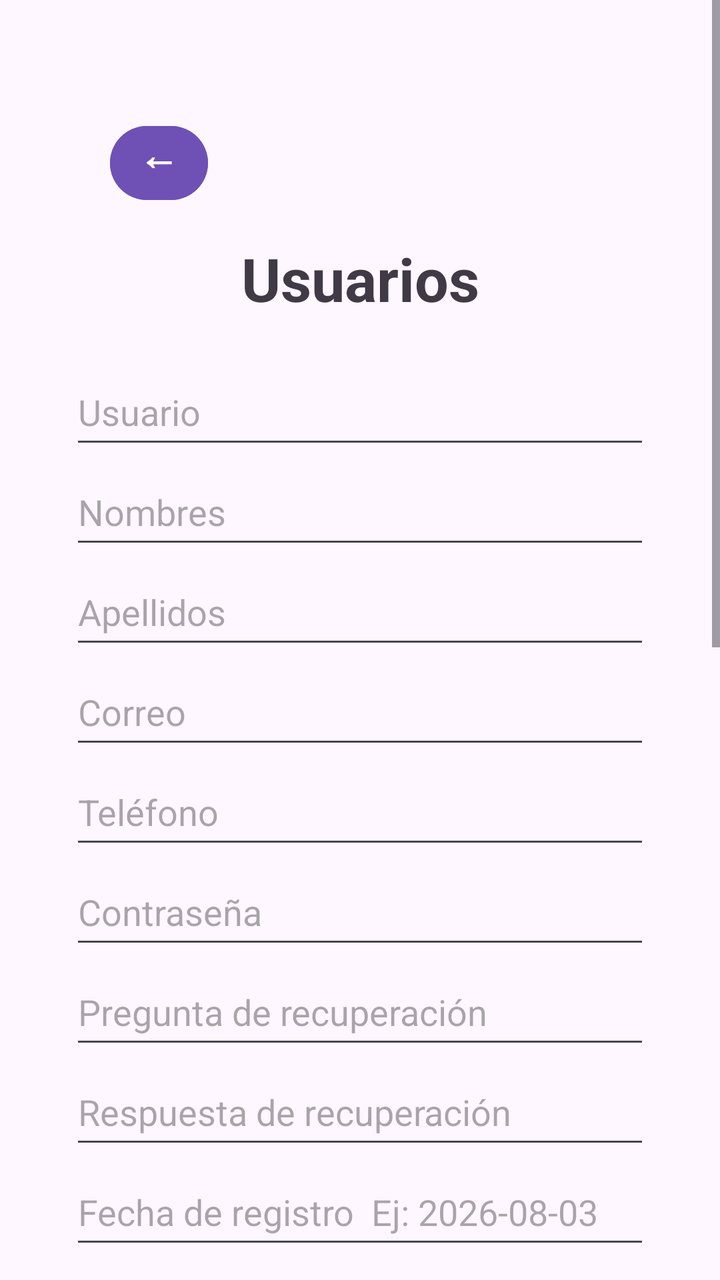
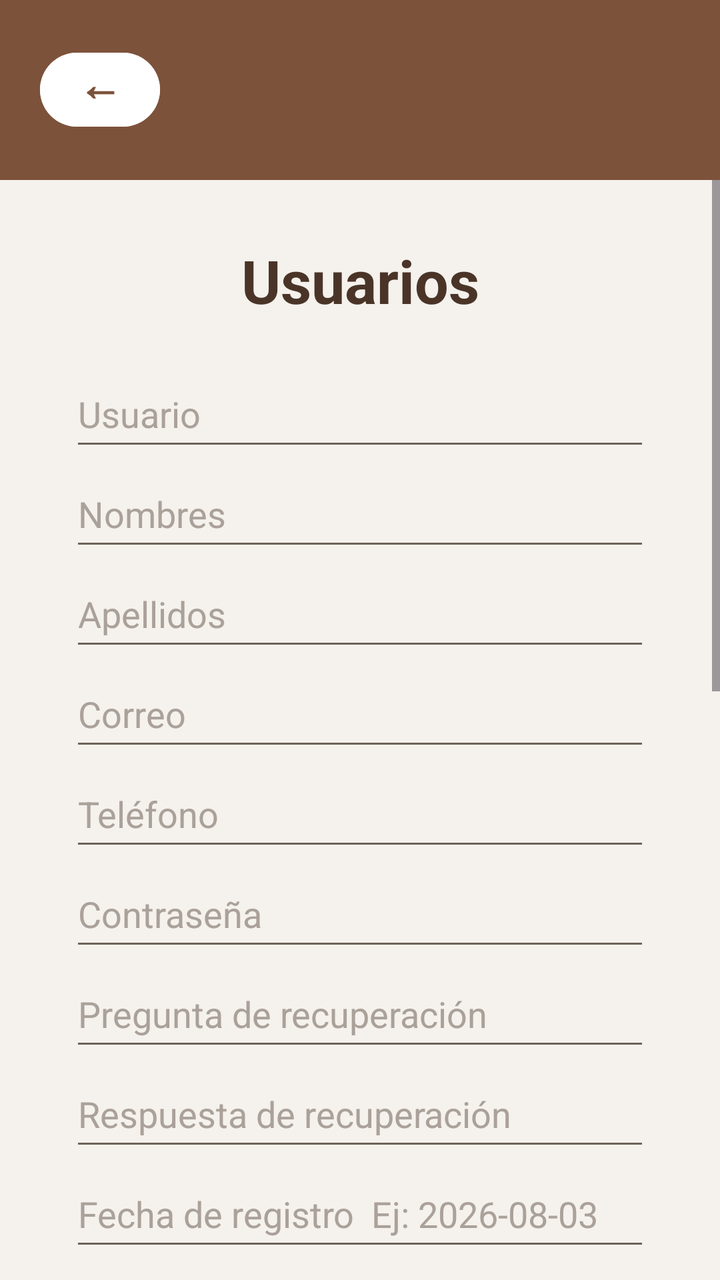

The first picture is an Android layout as it rendered before a commit; the second is the same layout after the commit. The layout source and the unified diff follow.
<!-- AndroidManifest.xml: application theme Theme.BibliotecaGrupo3 -->
<!-- res/layout/activity_usuarios.xml -->
<?xml version="1.0" encoding="utf-8"?>
<androidx.constraintlayout.widget.ConstraintLayout xmlns:android="http://schemas.android.com/apk/res/android"
    xmlns:app="http://schemas.android.com/apk/res-auto"
    xmlns:tools="http://schemas.android.com/tools"
    android:id="@+id/main"
    android:layout_width="match_parent"
    android:layout_height="match_parent"
    android:background="#FFF7FF"
    tools:context=".UsuariosActivity">

    <ScrollView
        android:layout_width="0dp"
        android:layout_height="0dp"
        android:fillViewport="true"
        app:layout_constraintBottom_toBottomOf="parent"
        app:layout_constraintEnd_toEndOf="parent"
        app:layout_constraintStart_toStartOf="parent"
        app:layout_constraintTop_toTopOf="parent">

        <LinearLayout
            android:layout_width="match_parent"
            android:layout_height="wrap_content"
            android:orientation="vertical"
            android:paddingStart="35dp"
            android:paddingTop="35dp"
            android:paddingEnd="35dp"
            android:paddingBottom="35dp">

            <Button
                android:id="@+id/btnRegresar"
                android:layout_width="49dp"
                android:layout_height="45dp"
                android:layout_marginStart="20dp"
                android:layout_marginTop="24dp"
                android:backgroundTint="#6F50B5"
                android:includeFontPadding="false"
                android:minWidth="0dp"
                android:minHeight="0dp"
                android:onClick="regresar"
                android:paddingStart="0dp"
                android:paddingTop="0dp"
                android:paddingEnd="0dp"
                android:paddingBottom="8dp"
                android:text="←"
                android:textAllCaps="false"
                android:textColor="#FFFFFF"
                android:textSize="20sp"
                android:textStyle="bold"
                app:layout_constraintStart_toStartOf="parent"
                app:layout_constraintTop_toTopOf="parent" />

            <TextView
                android:id="@+id/txtTituloUsuarios"
                android:layout_width="match_parent"
                android:layout_height="wrap_content"
                android:layout_marginTop="15dp"
                android:gravity="center"
                android:text="Usuarios"
                android:textColor="#3F3A46"
                android:textSize="30sp"
                android:textStyle="bold" />

            <EditText
                android:id="@+id/txtUsuario"
                android:layout_width="match_parent"
                android:layout_height="50dp"
                android:layout_marginTop="20dp"
                android:hint="Usuario"
                android:inputType="text" />

            <EditText
                android:id="@+id/txtNombresUsuario"
                android:layout_width="match_parent"
                android:layout_height="50dp"
                android:hint="Nombres"
                android:inputType="text" />

            <EditText
                android:id="@+id/txtApellidosUsuario"
                android:layout_width="match_parent"
                android:layout_height="50dp"
                android:hint="Apellidos"
                android:inputType="text" />

            <EditText
                android:id="@+id/txtCorreoUsuario"
                android:layout_width="match_parent"
                android:layout_height="50dp"
                android:hint="Correo"
                android:inputType="textEmailAddress" />

            <EditText
                android:id="@+id/txtTelefonoUsuario"
                android:layout_width="match_parent"
                android:layout_height="50dp"
                android:hint="Teléfono"
                android:inputType="phone" />

            <EditText
                android:id="@+id/txtPasswordUsuario"
                android:layout_width="match_parent"
                android:layout_height="50dp"
                android:hint="Contraseña"
                android:inputType="textPassword" />

            <EditText
                android:id="@+id/txtPreguntaUsuario"
                android:layout_width="match_parent"
                android:layout_height="50dp"
                android:hint="Pregunta de recuperación"
                android:inputType="text" />

            <EditText
                android:id="@+id/txtRespuestaUsuario"
                android:layout_width="match_parent"
                android:layout_height="50dp"
                android:hint="Respuesta de recuperación"
                android:inputType="text" />

            <EditText
                android:id="@+id/txtFechaRegistroUsuario"
                android:layout_width="match_parent"
                android:layout_height="50dp"
                android:hint="Fecha de registro  Ej: 2026-08-03"
                android:inputType="date" />

            <Spinner
                android:id="@+id/spRolUsuario"
                android:layout_width="match_parent"
                android:layout_height="50dp" />

            <Spinner
                android:id="@+id/spEstadoUsuario"
                android:layout_width="match_parent"
                android:layout_height="50dp" />

            <LinearLayout
                android:layout_width="match_parent"
                android:layout_height="wrap_content"
                android:layout_marginTop="20dp"
                android:orientation="horizontal">

                <Button
                    android:id="@+id/btnGuardarUsuario"
                    android:layout_width="0dp"
                    android:layout_height="55dp"
                    android:layout_marginEnd="8dp"
                    android:layout_weight="1"
                    android:backgroundTint="#6F50B5"
                    android:onClick="guardarUsuario"
                    android:text="Guardar"
                    android:textAllCaps="false"
                    android:textColor="#FFFFFF"
                    android:textStyle="bold" />

                <Button
                    android:id="@+id/btnActualizarUsuario"
                    android:layout_width="0dp"
                    android:layout_height="55dp"
                    android:layout_marginStart="8dp"
                    android:layout_weight="1"
                    android:backgroundTint="#6F50B5"
                    android:onClick="actualizarUsuario"
                    android:text="Actualizar"
                    android:textAllCaps="false"
                    android:textColor="#FFFFFF"
                    android:textStyle="bold" />
            </LinearLayout>

            <LinearLayout
                android:layout_width="match_parent"
                android:layout_height="wrap_content"
                android:layout_marginTop="12dp"
                android:orientation="horizontal">

                <Button
                    android:id="@+id/btnLimpiar"
                    android:layout_width="0dp"
                    android:layout_height="50dp"
                    android:layout_marginEnd="8dp"
                    android:layout_weight="1"
                    android:backgroundTint="#8D77CC"
                    android:onClick="limpiarCampos"
                    android:text="Limpiar"
                    android:textAllCaps="false"
                    android:textColor="#FFFFFF"
                    android:textStyle="bold" />

                <Button
                    android:id="@+id/btnDesactivarUsuario"
                    android:layout_width="0dp"
                    android:layout_height="50dp"
                    android:layout_marginStart="8dp"
                    android:layout_weight="1"
                    android:backgroundTint="#8D77CC"
                    android:onClick="desactivarUsuario"
                    android:text="Desactivar"
                    android:textAllCaps="false"
                    android:textColor="#FFFFFF"
                    android:textStyle="bold" />
            </LinearLayout>

            <TextView
                android:id="@+id/txtListaTitulo"
                android:layout_width="match_parent"
                android:layout_height="wrap_content"
                android:layout_marginTop="25dp"
                android:gravity="center"
                android:text="Lista de usuarios"
                android:textColor="#3F3A46"
                android:textSize="20sp"
                android:textStyle="bold" />

            <ListView
                android:id="@+id/listaUsuarios"
                android:layout_width="match_parent"
                android:layout_height="300dp"
                android:layout_marginTop="12dp"
                android:background="#EEE7FA" />

        </LinearLayout>
    </ScrollView>

</androidx.constraintlayout.widget.ConstraintLayout>
<!-- resources referenced by this layout -->
<resources>
  <style name="Theme.BibliotecaGrupo3" parent="Base.Theme.BibliotecaGrupo3" />
  <style name="Base.Theme.BibliotecaGrupo3" parent="Theme.Material3.DayNight.NoActionBar">
          
          
      </style>
</resources>

<!-- the commit's change to res/layout/activity_usuarios.xml (unified diff, before → after) -->
@@ -5,8 +5,43 @@
     android:id="@+id/main"
     android:layout_width="match_parent"
     android:layout_height="match_parent"
-    android:background="#FFF7FF"
+    android:background="#F5F1EC"
     tools:context=".UsuariosActivity">
+
+    <LinearLayout
+        android:id="@+id/topBar"
+        android:layout_width="0dp"
+        android:layout_height="90dp"
+        android:background="#7D523B"
+        android:gravity="center_vertical"
+        android:orientation="horizontal"
+        android:paddingStart="20dp"
+        android:paddingEnd="20dp"
+        app:layout_constraintEnd_toEndOf="parent"
+        app:layout_constraintStart_toStartOf="parent"
+        app:layout_constraintTop_toTopOf="parent">
+
+        <Button
+            android:id="@+id/btnRegresar"
+            android:layout_width="60dp"
+            android:layout_height="45dp"
+            android:backgroundTint="#FFFFFF"
+            android:includeFontPadding="false"
+            android:minWidth="0dp"
+            android:minHeight="0dp"
+            android:onClick="regresar"
+            android:paddingStart="0dp"
+            android:paddingTop="0dp"
+            android:paddingEnd="0dp"
+            android:paddingBottom="6dp"
+            android:text="←"
+            android:textAllCaps="false"
+            android:textColor="#7D523B"
+            android:textSize="22sp"
+            android:textStyle="bold"
+            app:cornerRadius="24dp" />
+
+    </LinearLayout>
 
     <ScrollView
         android:layout_width="0dp"
@@ -15,48 +50,24 @@
         app:layout_constraintBottom_toBottomOf="parent"
         app:layout_constraintEnd_toEndOf="parent"
         app:layout_constraintStart_toStartOf="parent"
-        app:layout_constraintTop_toTopOf="parent">
+        app:layout_constraintTop_toBottomOf="@+id/topBar">
 
         <LinearLayout
             android:layout_width="match_parent"
             android:layout_height="wrap_content"
             android:orientation="vertical"
             android:paddingStart="35dp"
-            android:paddingTop="35dp"
+            android:paddingTop="30dp"
             android:paddingEnd="35dp"
             android:paddingBottom="35dp">
 
-            <Button
-                android:id="@+id/btnRegresar"
-                android:layout_width="49dp"
-                android:layout_height="45dp"
-                android:layout_marginStart="20dp"
-                android:layout_marginTop="24dp"
-                android:backgroundTint="#6F50B5"
-                android:includeFontPadding="false"
-                android:minWidth="0dp"
-                android:minHeight="0dp"
-                android:onClick="regresar"
-                android:paddingStart="0dp"
-                android:paddingTop="0dp"
-                android:paddingEnd="0dp"
-                android:paddingBottom="8dp"
-                android:text="←"
-                android:textAllCaps="false"
-                android:textColor="#FFFFFF"
-                android:textSize="20sp"
-                android:textStyle="bold"
-                app:layout_constraintStart_toStartOf="parent"
-                app:layout_constraintTop_toTopOf="parent" />
-
             <TextView
                 android:id="@+id/txtTituloUsuarios"
                 android:layout_width="match_parent"
                 android:layout_height="wrap_content"
-                android:layout_marginTop="15dp"
                 android:gravity="center"
                 android:text="Usuarios"
-                android:textColor="#3F3A46"
+                android:textColor="#4A3428"
                 android:textSize="30sp"
                 android:textStyle="bold" />
 
@@ -65,79 +76,108 @@
                 android:layout_width="match_parent"
                 android:layout_height="50dp"
                 android:layout_marginTop="20dp"
+                android:backgroundTint="#6E6259"
                 android:hint="Usuario"
-                android:inputType="text" />
+                android:inputType="text"
+                android:textColor="#4A3428"
+                android:textColorHint="#AAA19A" />
 
             <EditText
                 android:id="@+id/txtNombresUsuario"
                 android:layout_width="match_parent"
                 android:layout_height="50dp"
+                android:backgroundTint="#6E6259"
                 android:hint="Nombres"
-                android:inputType="text" />
+                android:inputType="text"
+                android:textColor="#4A3428"
+                android:textColorHint="#AAA19A" />
 
             <EditText
                 android:id="@+id/txtApellidosUsuario"
                 android:layout_width="match_parent"
                 android:layout_height="50dp"
+                android:backgroundTint="#6E6259"
                 android:hint="Apellidos"
-                android:inputType="text" />
+                android:inputType="text"
+                android:textColor="#4A3428"
+                android:textColorHint="#AAA19A" />
 
             <EditText
                 android:id="@+id/txtCorreoUsuario"
                 android:layout_width="match_parent"
                 android:layout_height="50dp"
+                android:backgroundTint="#6E6259"
                 android:hint="Correo"
-                android:inputType="textEmailAddress" />
+                android:inputType="textEmailAddress"
+                android:textColor="#4A3428"
+                android:textColorHint="#AAA19A" />
 
             <EditText
                 android:id="@+id/txtTelefonoUsuario"
                 android:layout_width="match_parent"
                 android:layout_height="50dp"
+                android:backgroundTint="#6E6259"
                 android:hint="Teléfono"
-                android:inputType="phone" />
+                android:inputType="phone"
+                android:textColor="#4A3428"
+                android:textColorHint="#AAA19A" />
 
             <EditText
                 android:id="@+id/txtPasswordUsuario"
                 android:layout_width="match_parent"
                 android:layout_height="50dp"
+                android:backgroundTint="#6E6259"
                 android:hint="Contraseña"
-                android:inputType="textPassword" />
+                android:inputType="textPassword"
+                android:textColor="#4A3428"
+                android:textColorHint="#AAA19A" />
 
             <EditText
                 android:id="@+id/txtPreguntaUsuario"
                 android:layout_width="match_parent"
                 android:layout_height="50dp"
+                android:backgroundTint="#6E6259"
                 android:hint="Pregunta de recuperación"
-                android:inputType="text" />
+                android:inputType="text"
+                android:textColor="#4A3428"
+                android:textColorHint="#AAA19A" />
 
             <EditText
                 android:id="@+id/txtRespuestaUsuario"
                 android:layout_width="match_parent"
                 android:layout_height="50dp"
+                android:backgroundTint="#6E6259"
                 android:hint="Respuesta de recuperación"
-                android:inputType="text" />
+                android:inputType="text"
+                android:textColor="#4A3428"
+                android:textColorHint="#AAA19A" />
 
             <EditText
                 android:id="@+id/txtFechaRegistroUsuario"
                 android:layout_width="match_parent"
                 android:layout_height="50dp"
+                android:backgroundTint="#6E6259"
                 android:hint="Fecha de registro  Ej: 2026-08-03"
-                android:inputType="date" />
+                android:inputType="date"
+                android:textColor="#4A3428"
+                android:textColorHint="#AAA19A" />
 
             <Spinner
                 android:id="@+id/spRolUsuario"
                 android:layout_width="match_parent"
-                android:layout_height="50dp" />
+                android:layout_height="50dp"
+                android:backgroundTint="#6E6259" />
 
             <Spinner
                 android:id="@+id/spEstadoUsuario"
                 android:layout_width="match_parent"
-                android:layout_height="50dp" />
+                android:layout_height="50dp"
+                android:backgroundTint="#6E6259" />
 
             <LinearLayout
                 android:layout_width="match_parent"
                 android:layout_height="wrap_content"
-                android:layout_marginTop="20dp"
+                android:layout_marginTop="24dp"
                 android:orientation="horizontal">
 
                 <Button
@@ -146,12 +186,13 @@
                     android:layout_height="55dp"
                     android:layout_marginEnd="8dp"
                     android:layout_weight="1"
-                    android:backgroundTint="#6F50B5"
+                    android:backgroundTint="#7D523B"
                     android:onClick="guardarUsuario"
                     android:text="Guardar"
                     android:textAllCaps="false"
                     android:textColor="#FFFFFF"
-                    android:textStyle="bold" />
+                    android:textStyle="bold"
+                    app:cornerRadius="28dp" />
 
                 <Button
                     android:id="@+id/btnActualizarUsuario"
@@ -159,12 +200,13 @@
                     android:layout_height="55dp"
                     android:layout_marginStart="8dp"
                     android:layout_weight="1"
-                    android:backgroundTint="#6F50B5"
+                    android:backgroundTint="#7D523B"
                     android:onClick="actualizarUsuario"
                     android:text="Actualizar"
                     android:textAllCaps="false"
                     android:textColor="#FFFFFF"
-                    android:textStyle="bold" />
+                    android:textStyle="bold"
+                    app:cornerRadius="28dp" />
             </LinearLayout>
 
             <LinearLayout
@@ -179,12 +221,13 @@
                     android:layout_height="50dp"
                     android:layout_marginEnd="8dp"
                     android:layout_weight="1"
-                    android:backgroundTint="#8D77CC"
+                    android:backgroundTint="#B58855"
                     android:onClick="limpiarCampos"
                     android:text="Limpiar"
                     android:textAllCaps="false"
                     android:textColor="#FFFFFF"
-                    android:textStyle="bold" />
+                    android:textStyle="bold"
+                    app:cornerRadius="28dp" />
 
                 <Button
                     android:id="@+id/btnDesactivarUsuario"
@@ -192,22 +235,23 @@
                     android:layout_height="50dp"
                     android:layout_marginStart="8dp"
                     android:layout_weight="1"
-                    android:backgroundTint="#8D77CC"
+                    android:backgroundTint="#B58855"
                     android:onClick="desactivarUsuario"
                     android:text="Desactivar"
                     android:textAllCaps="false"
                     android:textColor="#FFFFFF"
-                    android:textStyle="bold" />
+                    android:textStyle="bold"
+                    app:cornerRadius="28dp" />
             </LinearLayout>
 
             <TextView
                 android:id="@+id/txtListaTitulo"
                 android:layout_width="match_parent"
                 android:layout_height="wrap_content"
-                android:layout_marginTop="25dp"
+                android:layout_marginTop="28dp"
                 android:gravity="center"
                 android:text="Lista de usuarios"
-                android:textColor="#3F3A46"
+                android:textColor="#4A3428"
                 android:textSize="20sp"
                 android:textStyle="bold" />
 
@@ -216,7 +260,7 @@
                 android:layout_width="match_parent"
                 android:layout_height="300dp"
                 android:layout_marginTop="12dp"
-                android:background="#EEE7FA" />
+                android:background="#E9DED7" />
 
         </LinearLayout>
     </ScrollView>
